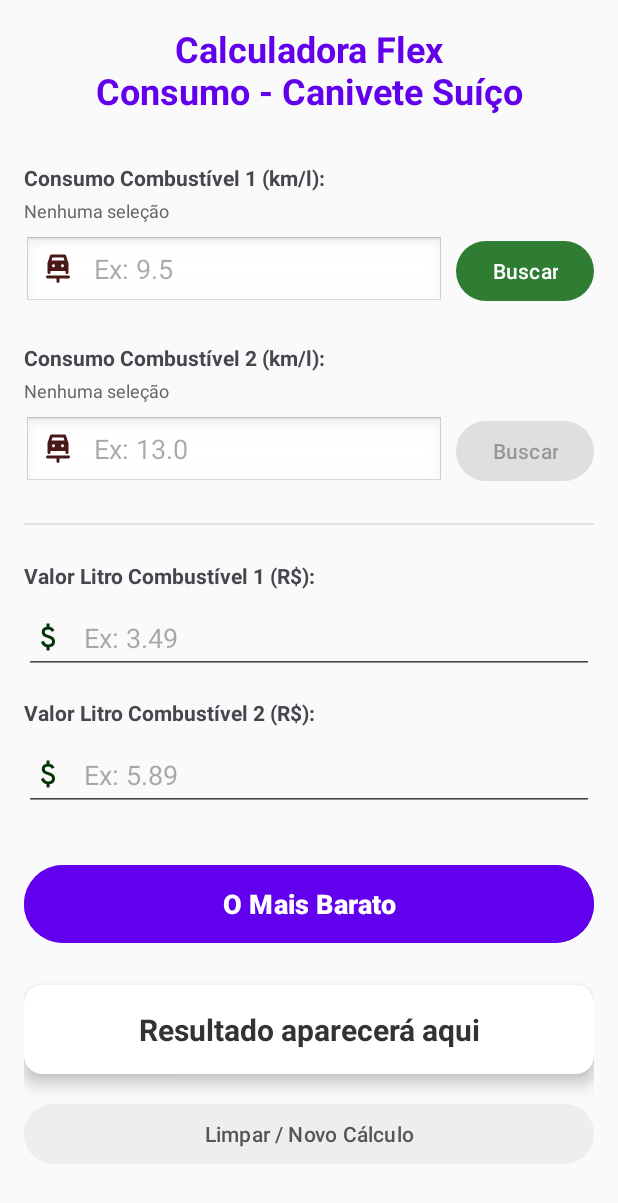
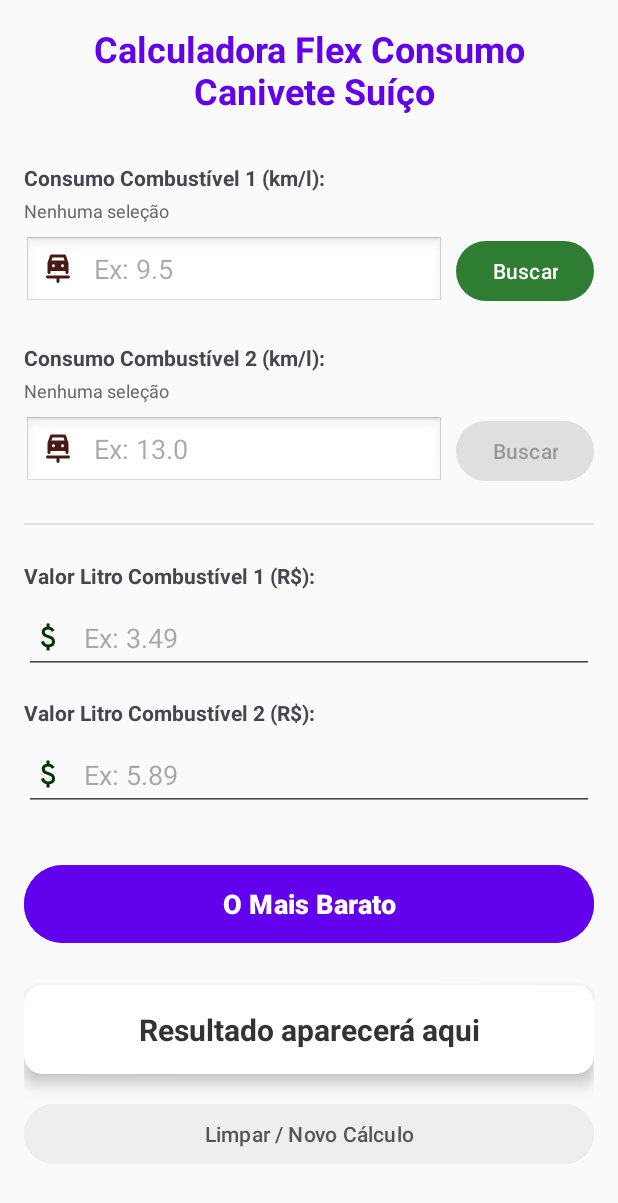
Before and after one commit to ztechbr/consumoveiculos, an Android app: the screen it shows after launch (MainActivity), on a phone screen of 412 x 824 dp. Shown: the top 1203 px of the screen. Run offline under Robolectric (Android 15) with nearby library versions, the light colour scheme and no system bars.

Commit message:
'First version'

```diff
--- a/app/src/main/res/layout/activity_main.xml
+++ b/app/src/main/res/layout/activity_main.xml
@@ -18,7 +18,7 @@
         <TextView
             android:layout_width="match_parent"
             android:layout_height="wrap_content"
-            android:text="Calculadora Flex\nConsumo - Canivete Suíço"
+            android:text="Calculadora Flex Consumo\n Canivete Suíço"
             android:textSize="24sp"
             android:textStyle="bold"
             android:gravity="center"
```
